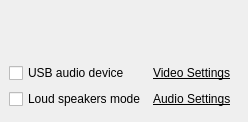
Above: wengophone/src/presentation/qt/WengoPhoneWindowConfigPanel.ui from tkrotoff/WengoPhone before the change. Below: the same form after it.
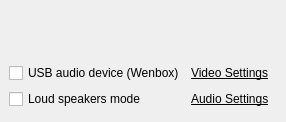
That is the form after the change. Icons and pictures are not drawn. Custom widgets are drawn as their Qt base class.

Commit message: Should fix part of ticket #689, no more duplicated names inside Audio Settings + should fix UTF-8 problem

Patch:
```diff
--- a/wengophone/src/presentation/qt/WengoPhoneWindowConfigPanel.ui
+++ b/wengophone/src/presentation/qt/WengoPhoneWindowConfigPanel.ui
@@ -8,7 +8,7 @@
    <rect>
     <x>0</x>
     <y>0</y>
-    <width>231</width>
+    <width>267</width>
     <height>122</height>
    </rect>
   </property>
@@ -134,7 +134,7 @@
           <string>Enable Wenbox usage</string>
          </property>
          <property name="text" >
-          <string>USB audio device</string>
+          <string>USB audio device (Wenbox)</string>
          </property>
         </widget>
        </item>
```
The commit also changes 4 other files.
